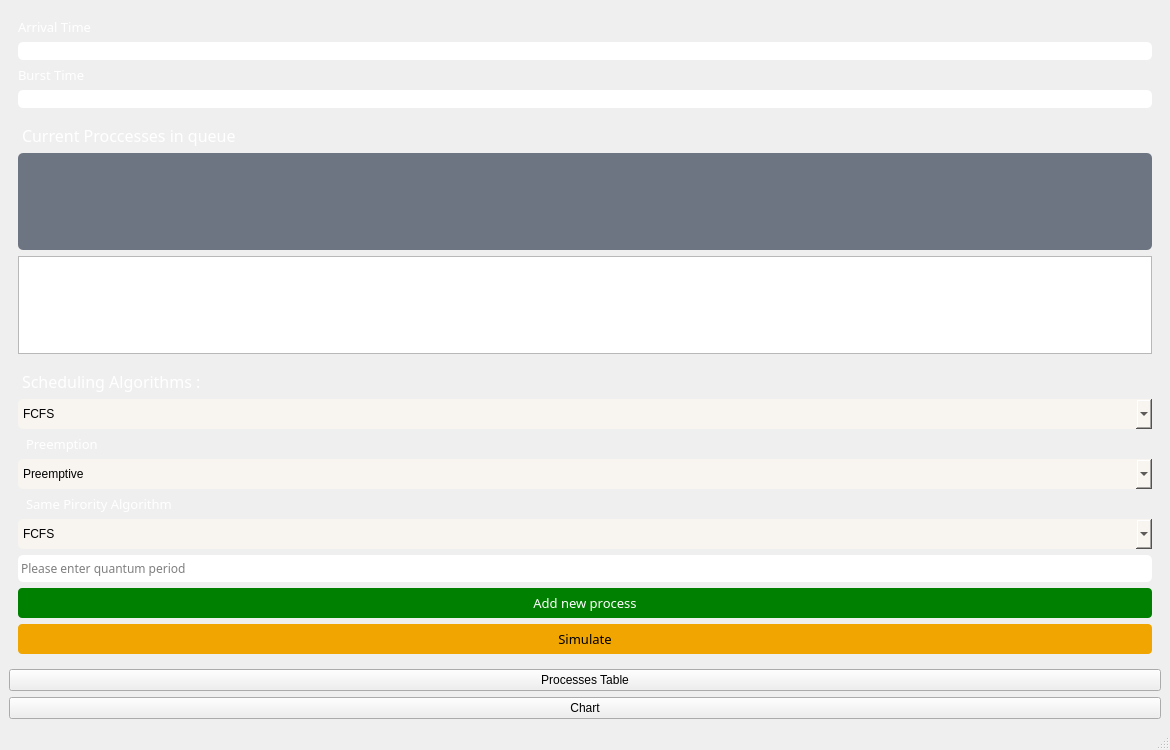
Loayelshall/OS_Schedular, file mainwindow.ui: the form before one commit.
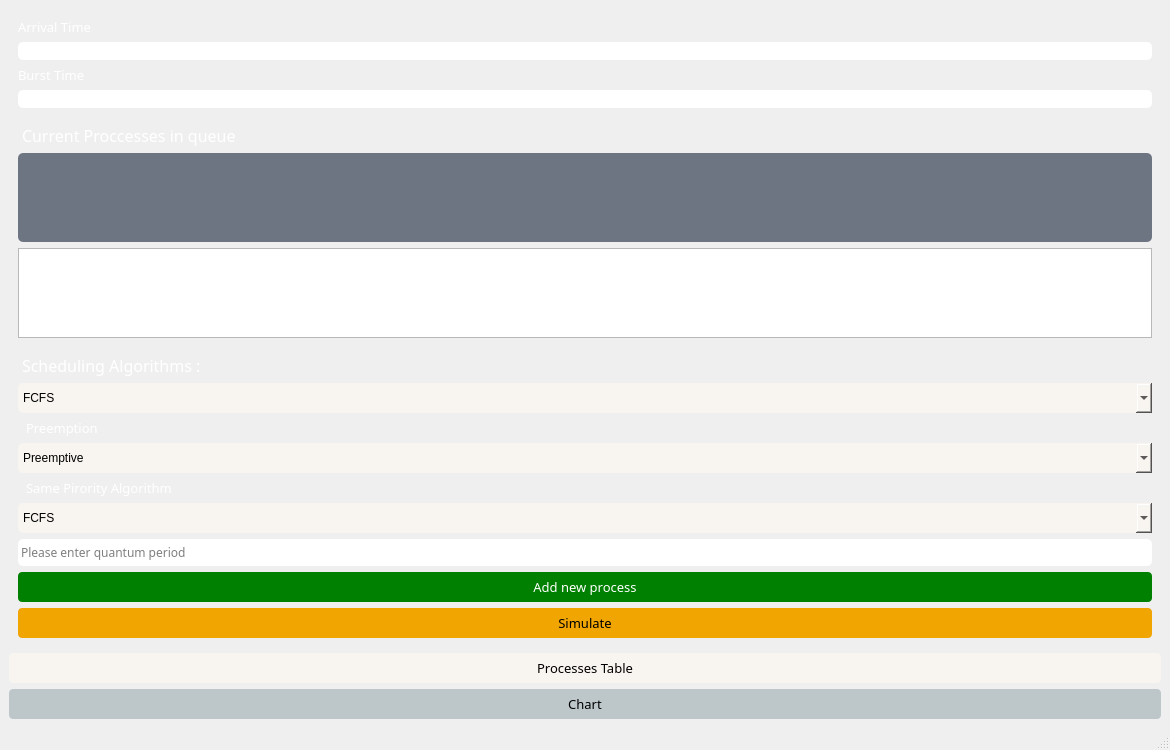
The form after the commit.

Diff of the .ui file:
```diff
--- a/mainwindow.ui
+++ b/mainwindow.ui
@@ -25,6 +25,20 @@
    <layout class="QGridLayout" name="gridLayout">
     <item row="1" column="0">
      <widget class="QPushButton" name="pushButton_2">
+      <property name="font">
+       <font>
+        <family>Century Gothic</family>
+        <pointsize>10</pointsize>
+       </font>
+      </property>
+      <property name="styleSheet">
+       <string notr="true">QPushButton{
+background-color: #f8f5f1;
+color:black;
+border-radius: 4px;
+height: 30px;
+}</string>
+      </property>
       <property name="text">
        <string>Processes Table</string>
       </property>
@@ -32,6 +46,20 @@
     </item>
     <item row="2" column="0">
      <widget class="QPushButton" name="pushButton_3">
+      <property name="font">
+       <font>
+        <family>Century Gothic</family>
+        <pointsize>10</pointsize>
+       </font>
+      </property>
+      <property name="styleSheet">
+       <string notr="true">QPushButton{
+background-color: #bdc7c9;
+color:black;
+border-radius: 4px;
+height: 30px;
+}</string>
+      </property>
       <property name="text">
        <string>Chart</string>
       </property>
```
